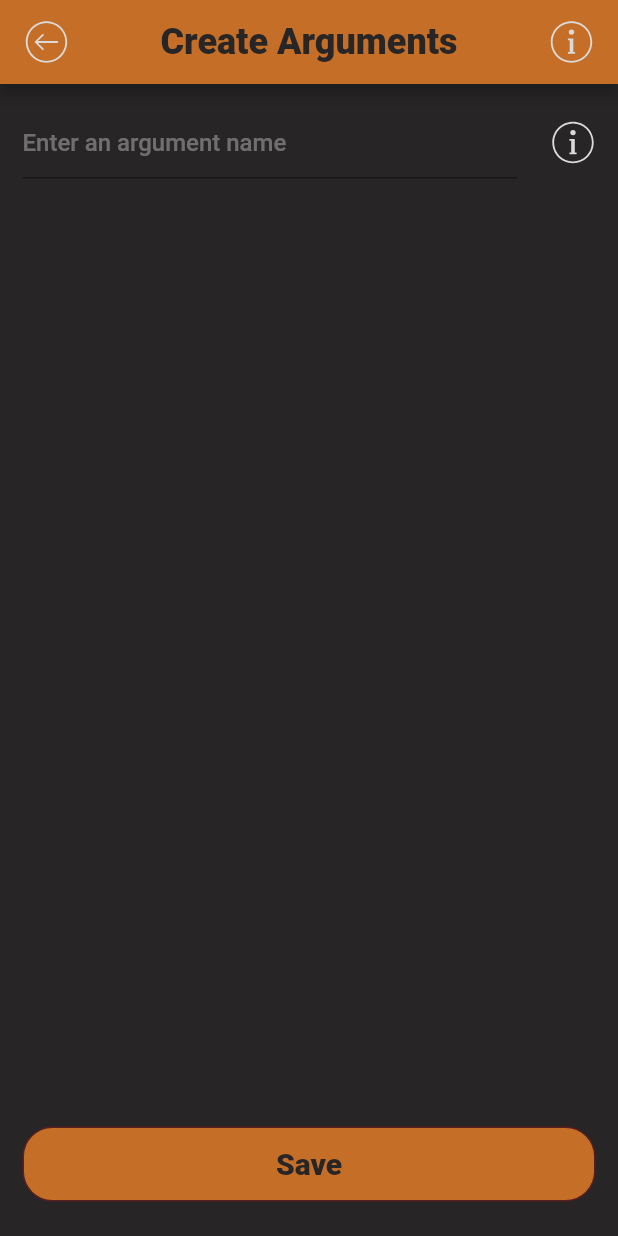
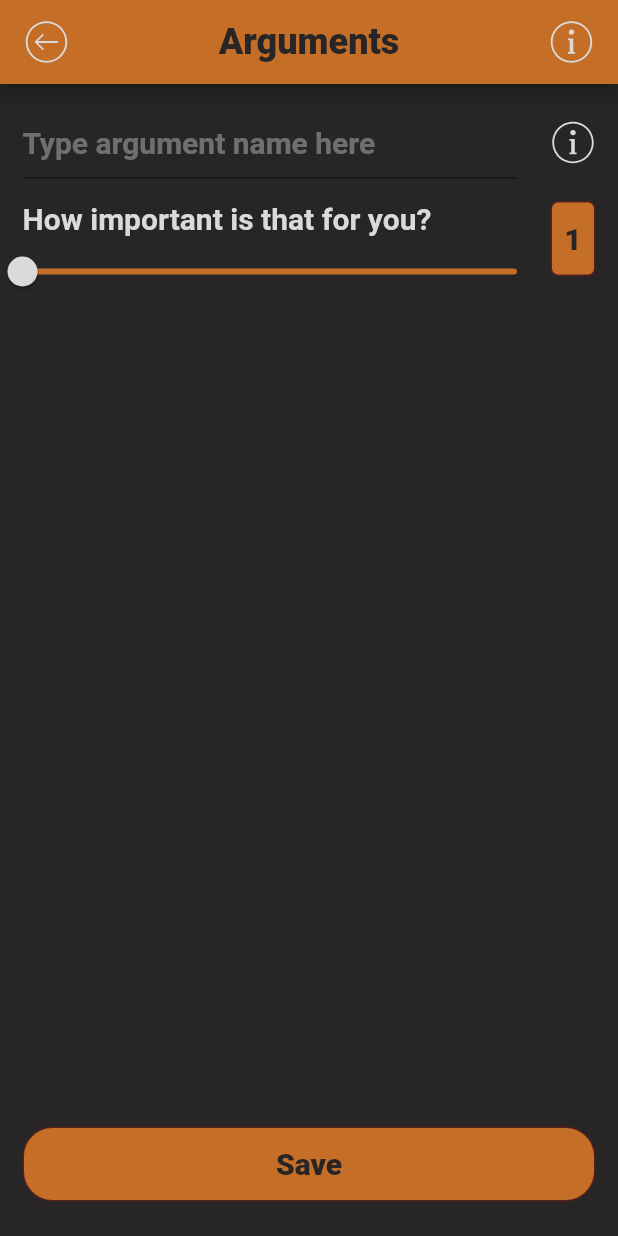
Before and after one commit to NikitaPits/pocket_analitic, a Flutter app: the CreateArgumentsPage screen opened directly, on a phone screen of 412 x 824 dp. Run offline on Flutter 3.47's test engine with Material 2 defaults, Android fonts, the phone set to English and light mode, and no system bars; our stand-ins replace bloc, flutter_svg.

Commit message:
added many changes

```diff
--- a/pocket_analitic/lib/theme/text_variables.dart
+++ b/pocket_analitic/lib/theme/text_variables.dart
@@ -1,5 +1,8 @@
 class TextVariables {
-  static const String welcome = 'Welcome';
+  static const String howImportant = 'How important is that for you?';
   static const String mainPageText =
       'Lorem ipsum dolor sit amet, consectetur adipiscing elit, sed do eiusmod tempor incididunt ut labore et dolore magna aliqua. Ut enim ad minim veniam, quis nostrud exercitation ullamco laboris nisi ut aliquip ex ea commodo consequat. Duis aute irure dolor in reprehenderit in voluptate velit esse cillum dolore eu fugiat nulla pariatur. Excepteur sint occaecat cupidatat non proident, sunt in culpa qui officia deserunt mollit anim id est laborum.';
+  static const String save = 'Save';
+  static const String welcome = 'Welcome';
+  static const String typeArgumentName = 'Type argument name here';
 }
--- a/pocket_analitic/lib/view/UI/buttoms/custom_icon_button.dart
+++ b/pocket_analitic/lib/view/UI/buttoms/custom_icon_button.dart
@@ -5,8 +5,13 @@ import 'package:pocket_analitic/theme/custom_colors.dart';
 class CustomIconButton extends StatefulWidget {
   final String icon;
   final Function callback;
-  const CustomIconButton(
-      {super.key, required this.icon, required this.callback});
+  final double size;
+  const CustomIconButton({
+    super.key,
+    required this.icon,
+    required this.callback,
+    this.size = 30,
+  });
 
   @override
   State<CustomIconButton> createState() => _CustomIconButtonState();
@@ -20,8 +25,8 @@ class _CustomIconButtonState extends State<CustomIconButton> {
       child: SvgPicture.asset(
         widget.icon,
         color: CustomColors.mainText,
-        height: 30,
-        width: 30,
+        height: widget.size,
+        width: widget.size,
       ),
     );
   }
--- /dev/null
+++ b/pocket_analitic/lib/view/UI/slider/custom_track_shape.dart
@@ -0,0 +1,18 @@
+import 'package:flutter/material.dart';
+
+class CustomTrackShape extends RoundedRectSliderTrackShape {
+  @override
+  Rect getPreferredRect({
+    required RenderBox parentBox,
+    Offset offset = Offset.zero,
+    required SliderThemeData sliderTheme,
+    bool isEnabled = false,
+    bool isDiscrete = false,
+  }) {
+    final trackHeight = sliderTheme.trackHeight;
+    final trackLeft = offset.dx;
+    final trackTop = offset.dy + (parentBox.size.height - trackHeight!) / 2;
+    final trackWidth = parentBox.size.width;
+    return Rect.fromLTWH(trackLeft, trackTop, trackWidth, trackHeight);
+  }
+}
--- a/pocket_analitic/lib/view/choiser_page/local_widgets/range_input.dart
+++ b/pocket_analitic/lib/view/UI/slider/range_input.dart
@@ -1,12 +1,15 @@
 import 'package:flutter/material.dart';
 import 'package:pocket_analitic/theme/custom_colors.dart';
 import 'package:pocket_analitic/theme/custom_fonts.dart';
+import 'package:pocket_analitic/view/UI/slider/custom_track_shape.dart';
 
 class CustomRangeInput extends StatefulWidget {
   final String title;
+  final Function callback;
   const CustomRangeInput({
     super.key,
     this.title = '',
+    required this.callback,
   });
 
   @override
@@ -17,7 +20,7 @@ class _CustomRangeInputState extends State<CustomRangeInput> {
   late double _sliderValue;
   @override
   void initState() {
-    _sliderValue = 0;
+    _sliderValue = 1;
     super.initState();
   }
 
@@ -28,6 +31,7 @@ class _CustomRangeInputState extends State<CustomRangeInput> {
       child: Column(
         children: [
           Row(
+            crossAxisAlignment: CrossAxisAlignment.start,
             mainAxisAlignment: MainAxisAlignment.spaceBetween,
             children: [
               SizedBox(
@@ -36,7 +40,6 @@ class _CustomRangeInputState extends State<CustomRangeInput> {
                   crossAxisAlignment: CrossAxisAlignment.start,
                   children: [
                     Container(
-                      margin: const EdgeInsets.only(left: 20),
                       alignment: Alignment.bottomLeft,
                       child: Text(
                         widget.title,
@@ -45,7 +48,11 @@ class _CustomRangeInputState extends State<CustomRangeInput> {
                             c: CustomColors.mainText),
                       ),
                     ),
-                    Slider(
+                    SliderTheme(
+                      data: SliderThemeData(
+                        trackShape: CustomTrackShape(),
+                      ),
+                      child: Slider(
                         value: _sliderValue,
                         activeColor: CustomColors.mainText,
                         inactiveColor: CustomColors.vivaMagenta,
@@ -54,7 +61,9 @@ class _CustomRangeInputState extends State<CustomRangeInput> {
                             _sliderValue = value;
                           });
                         },
+                        min: 1,
                         max: 10,
+                      ),
                     ),
                   ],
                 ),
--- a/pocket_analitic/lib/view/create_arguments_page/local_widgets.dart/name_input.dart
+++ b/pocket_analitic/lib/view/UI/text_input/custom_text_input.dart
@@ -3,18 +3,17 @@ import 'package:pocket_analitic/theme/custom_colors.dart';
 import 'package:pocket_analitic/theme/custom_fonts.dart';
 import 'package:pocket_analitic/view/UI/buttoms/custom_icon_button.dart';
 
-class ArgumentNameInput extends StatefulWidget {
+class CustomTextInput extends StatefulWidget {
   final Function callback;
-  const ArgumentNameInput({
-    super.key,
-    required this.callback,
-  });
+  final String hintText;
+  const CustomTextInput(
+      {super.key, required this.callback, this.hintText = 'Type here...'});
 
   @override
-  State<ArgumentNameInput> createState() => _ArgumentNameInputState();
+  State<CustomTextInput> createState() => _CustomTextInputState();
 }
 
-class _ArgumentNameInputState extends State<ArgumentNameInput> {
+class _CustomTextInputState extends State<CustomTextInput> {
   @override
   Widget build(BuildContext context) {
     return Row(
@@ -26,13 +25,13 @@ class _ArgumentNameInputState extends State<ArgumentNameInput> {
             onChanged: (value) {
               widget.callback(value);
             },
-            style: CustomTextStyle.headlineMedium16(
+            style: CustomTextStyle.title2SemiBold20(
               c: CustomColors.mainText,
             ),
             cursorColor: CustomColors.uiTheme,
             decoration: InputDecoration(
-              hintText: 'Enter an argument name',
-              hintStyle: CustomTextStyle.headlineMedium16(
+              hintText: widget.hintText,
+              hintStyle: CustomTextStyle.title2SemiBold20(
                 c: CustomColors.hintText,
               ),
               focusedBorder: const UnderlineInputBorder(
@@ -44,7 +43,7 @@ class _ArgumentNameInputState extends State<ArgumentNameInput> {
         CustomIconButton(
           icon: 'assets/icons/icons8-info-50.svg',
           callback: () async {},
-        )
+        ),
       ],
     );
   }
--- a/pocket_analitic/lib/view/create_arguments_page/create_arguments_page.dart
+++ b/pocket_analitic/lib/view/arguments_page/create_arguments_page/create_arguments_page.dart
@@ -1,9 +1,11 @@
 import 'package:flutter/material.dart';
 import 'package:pocket_analitic/theme/custom_colors.dart';
 import 'package:pocket_analitic/theme/custom_fonts.dart';
+import 'package:pocket_analitic/theme/text_variables.dart';
 import 'package:pocket_analitic/view/UI/buttoms/custom_icon_button.dart';
 import 'package:pocket_analitic/view/UI/buttoms/menu_button.dart';
-import 'package:pocket_analitic/view/create_arguments_page/local_widgets.dart/name_input.dart';
+import 'package:pocket_analitic/view/UI/slider/range_input.dart';
+import 'package:pocket_analitic/view/UI/text_input/custom_text_input.dart';
 
 class CreateArgumentsPage extends StatefulWidget {
   const CreateArgumentsPage({super.key});
@@ -48,7 +50,7 @@ class _CreateArgumentsPageState extends State<CreateArgumentsPage> {
               },
               icon: 'assets/icons/back-arrow.svg',
             ),
-            Text('Create Arguments',
+            Text('Arguments',
                 style: CustomTextStyle.title1ExtraBold24(c: CustomColors.bg)),
             CustomIconButton(
               callback: () {},
@@ -61,12 +63,23 @@ class _CreateArgumentsPageState extends State<CreateArgumentsPage> {
         child: Container(
           margin: const EdgeInsets.all(15),
           child: Column(
-            crossAxisAlignment: CrossAxisAlignment.start,
             mainAxisAlignment: MainAxisAlignment.spaceBetween,
             children: [
-              ArgumentNameInput(callback: _setArgumentName),
+              Column(
+                crossAxisAlignment: CrossAxisAlignment.start,
+                mainAxisAlignment: MainAxisAlignment.spaceBetween,
+                children: [
+                  CustomTextInput(
+                      hintText: TextVariables.typeArgumentName,
+                      callback: _setArgumentName),
+                  CustomRangeInput(
+                    callback: () {},
+                    title: TextVariables.howImportant,
+                  ),
+                ],
+              ),
               MenuButton(
-                title: 'Save',
+                title: TextVariables.save,
                 callback: _saveCallback,
               ),
             ],
--- a/pocket_analitic/lib/view/home_page_widgets/home_manu_buttons.dart
+++ b/pocket_analitic/lib/view/home_page_widgets/home_manu_buttons.dart
@@ -1,7 +1,7 @@
 import 'package:flutter/material.dart';
 import 'package:pocket_analitic/view/UI/buttoms/menu_button.dart';
+import 'package:pocket_analitic/view/arguments_page/arguments_page.dart';
 import 'package:pocket_analitic/view/choiser_page/choiser_page.dart';
-import 'package:pocket_analitic/view/create_arguments_page/create_arguments_page.dart';
 
 class HomeMenuButtons extends StatefulWidget {
   const HomeMenuButtons({super.key});
@@ -18,7 +18,7 @@ class _HomeMenuButtonsState extends State<HomeMenuButtons> {
 
   void _createArgumentsCallback() {
     Navigator.push(context,
-        MaterialPageRoute(builder: (context) => const CreateArgumentsPage()));
+        MaterialPageRoute(builder: (context) => const ArgumentsPage()));
   }
 
   @override
```
Also changed, not shown: pocket_analitic/lib/view/arguments_page/arguments_page.dart (added, +53 -0 lines), pocket_analitic/lib/view/choiser_page/choiser_page.dart (+7 -2 lines). Lines whose indentation alone changed are shown as unchanged.
